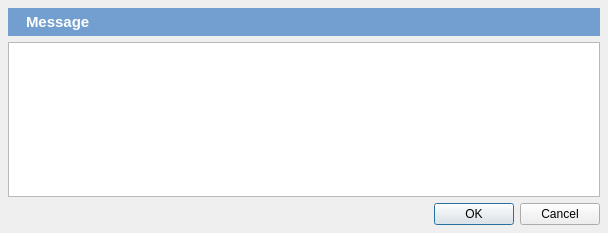
open-cogsci/OpenSesame, file resources/ui/dialogs/text_input_dialog.ui: the form before one commit.
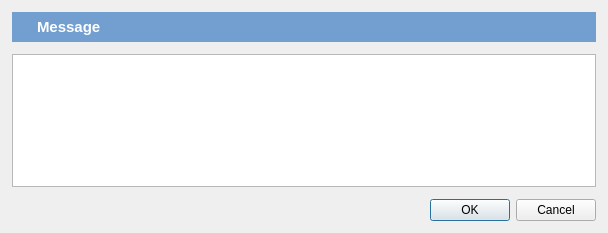
The form after the commit. Icons and pictures are not drawn.

What changed in the file:
```diff
--- a/resources/ui/dialogs/text_input_dialog.ui
+++ b/resources/ui/dialogs/text_input_dialog.ui
@@ -14,8 +14,11 @@
    <string>OpenSesame says ...</string>
   </property>
   <layout class="QVBoxLayout" name="verticalLayout">
+   <property name="spacing">
+    <number>12</number>
+   </property>
    <property name="margin">
-    <number>8</number>
+    <number>12</number>
    </property>
    <item>
     <widget class="QWidget" name="widget" native="true">
@@ -30,8 +33,11 @@
 background-color: #729fcf;</string>
      </property>
      <layout class="QHBoxLayout" name="horizontalLayout">
+      <property name="spacing">
+       <number>12</number>
+      </property>
       <property name="margin">
-       <number>5</number>
+       <number>6</number>
       </property>
       <item>
        <widget class="QLabel" name="label_text_input">
```
